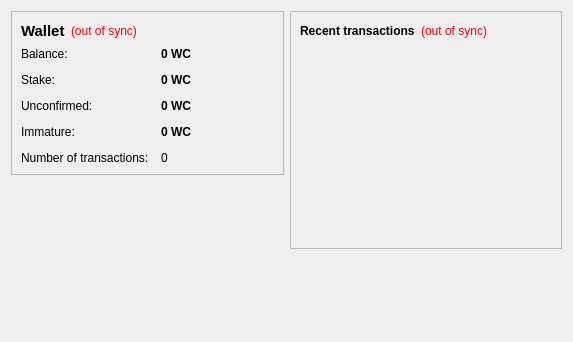
Old version of the form src/qt/forms/overviewpage.ui in the repository magi-retro/Whitecoin.
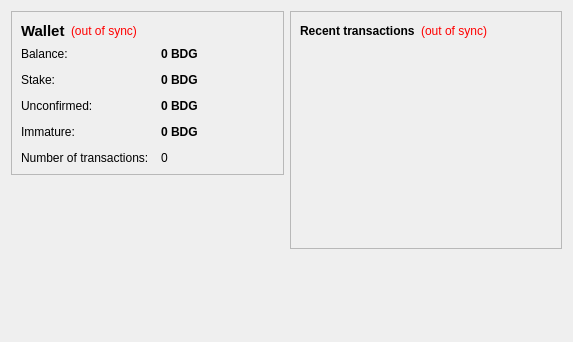
New version of the form. Icons and pictures are not drawn.

Commit message: FORK-BADGER: [REMOVE] [REPLACE-TICKER] Replace from WC to BDG .

```diff
--- a/src/qt/forms/overviewpage.ui
+++ b/src/qt/forms/overviewpage.ui
@@ -105,7 +105,7 @@
              <string>Your current balance</string>
             </property>
             <property name="text">
-             <string notr="true">0 WC</string>
+             <string notr="true">0 BDG</string>
             </property>
             <property name="textInteractionFlags">
              <set>Qt::LinksAccessibleByMouse|Qt::TextSelectableByKeyboard|Qt::TextSelectableByMouse</set>
@@ -134,7 +134,7 @@
              <string>Total of coins that was staked, and do not yet count toward the current balance</string>
             </property>
             <property name="text">
-             <string notr="true">0 WC</string>
+             <string notr="true">0 BDG</string>
             </property>
             <property name="textInteractionFlags">
              <set>Qt::LinksAccessibleByMouse|Qt::TextSelectableByKeyboard|Qt::TextSelectableByMouse</set>
@@ -163,7 +163,7 @@
              <string>Total of transactions that have yet to be confirmed, and do not yet count toward the current balance</string>
             </property>
             <property name="text">
-             <string notr="true">0 WC</string>
+             <string notr="true">0 BDG</string>
             </property>
             <property name="textInteractionFlags">
              <set>Qt::LinksAccessibleByMouse|Qt::TextSelectableByKeyboard|Qt::TextSelectableByMouse</set>
@@ -189,7 +189,7 @@
              <string>Mined balance that has not yet matured</string>
             </property>
             <property name="text">
-             <string notr="true">0 WC</string>
+             <string notr="true">0 BDG</string>
             </property>
             <property name="textInteractionFlags">
              <set>Qt::LinksAccessibleByMouse|Qt::TextSelectableByKeyboard|Qt::TextSelectableByMouse</set>
```
The commit also changes 2 other files.
